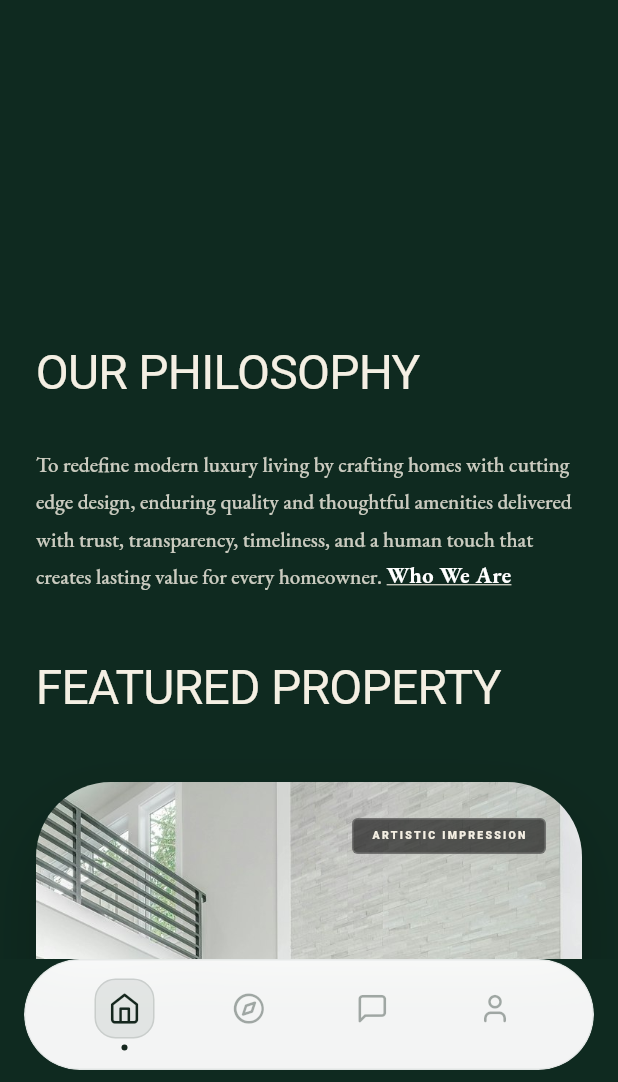
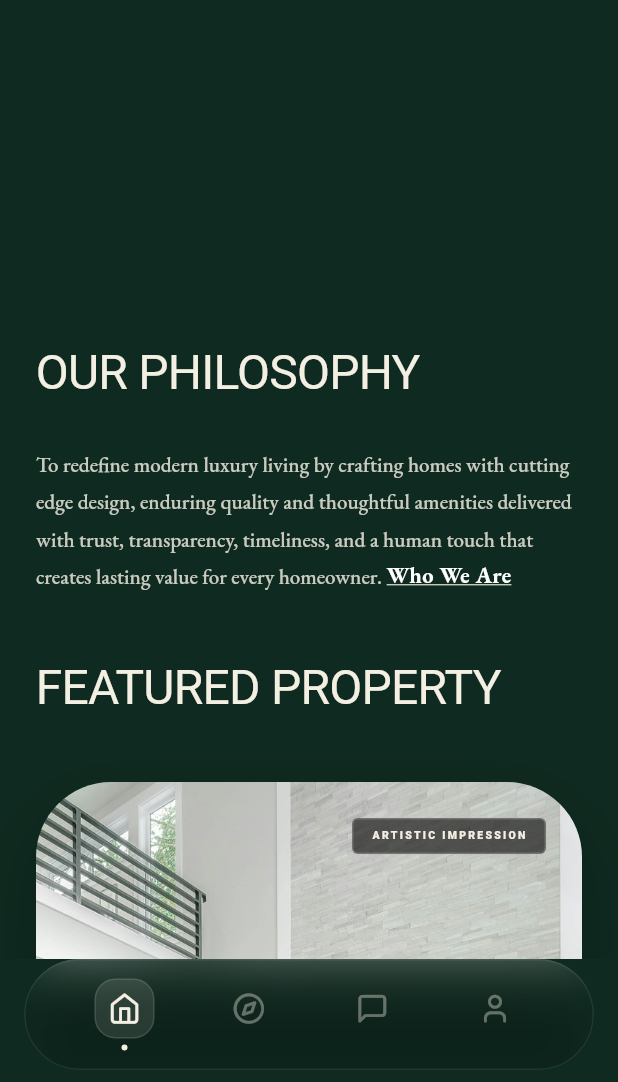
Before and after one commit to irfan2406/m4family_app, a Flutter app: the InvestorMainShell screen opened by its route, scrolled down 576 dp, on a phone screen of 412 x 824 dp, the part 154-1236 px from its top. Run offline on Flutter 3.47's test engine with Material 3 defaults, Android fonts, the phone set to English and light mode, and no system bars; our stand-ins replace cached_network_image, chewie, dio, dotted_border, file_picker, flutter_animate and 13 more; accounts and stored records are empty; network calls fail; Roboto replaces fonts that are missing (Gelasio).

Commit message:
Investor bottom nav: glassmorphism on the green showcase screens
Two causes for the solid white bar:
- investor_main_shell never wrapped InvestorBottomNav in navTheme (an earlier
  patch silently failed to match), so on the green Home/Projects tabs the nav
  resolved to the light theme and used its near-opaque white surface
- the nav's dark surface was a flat white 8% rather than following the screen

The nav is now wrapped in navTheme, and its surface follows
scaffoldBackgroundColor at 50% behind the existing 20px blur - deep green on
the showcase tabs, navy in dark mode, near-white on the cream tabs, matching
the guest pill.

Navigation logic, icons, indices and layout untouched.

Co-Authored-By: Claude Opus 4.8 <noreply@anthropic.com>

```diff
--- a/lib/presentation/widgets/investor_bottom_nav.dart
+++ b/lib/presentation/widgets/investor_bottom_nav.dart
@@ -25,8 +25,10 @@ class InvestorBottomNav extends StatelessWidget {
   @override
   Widget build(BuildContext context) {
     final isDark = Theme.of(context).brightness == Brightness.dark;
+    // Frosted glass follows the surface behind it: deep-green on the showcase
+    // tabs, navy in dark mode, near-white on the cream tabs.
     final surface = isDark
-        ? Colors.white.withValues(alpha: 0.08)
+        ? Theme.of(context).scaffoldBackgroundColor.withValues(alpha: 0.5)
         : Colors.white.withValues(alpha: 0.95);
     final border = (isDark ? Colors.white : Color(0xFF163A2C)).withValues(
       alpha: 0.08,
--- a/lib/presentation/widgets/investor_main_shell.dart
+++ b/lib/presentation/widgets/investor_main_shell.dart
@@ -43,10 +43,13 @@ class InvestorMainShell extends ConsumerWidget {
       backgroundColor: navTheme.scaffoldBackgroundColor,
       drawer: const InvestorSidebarMenu(),
       body: IndexedStack(index: idx, children: screens),
-      bottomNavigationBar: InvestorBottomNav(
-        currentIndex: idx,
-        onTap: (i) =>
-            ref.read(investorNavigationIndexProvider.notifier).state = i,
+      bottomNavigationBar: Theme(
+        data: navTheme,
+        child: InvestorBottomNav(
+          currentIndex: idx,
+          onTap: (i) =>
+              ref.read(investorNavigationIndexProvider.notifier).state = i,
+        ),
       ),
     );
   }
```
